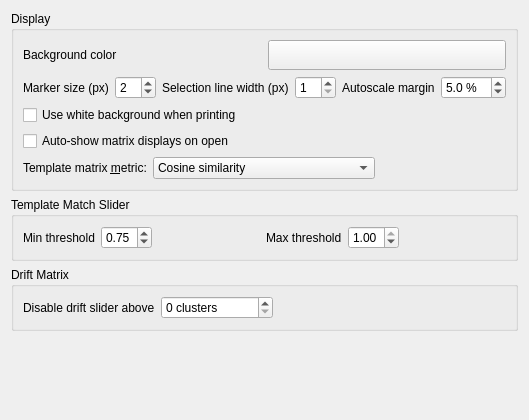
Old version of the form src/klusters/src/prefdisplaylayout.ui in the repository Gravios/neurosuite-3.
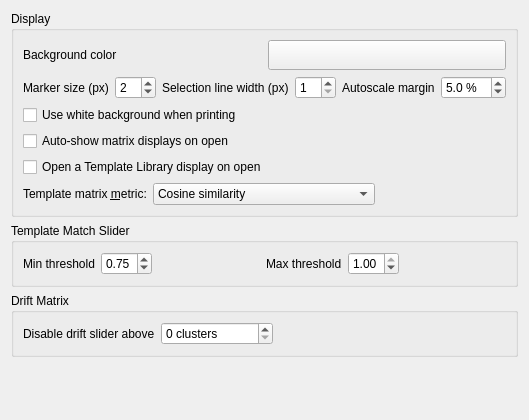
New version of the form. Custom widgets are drawn as their Qt base class.

Commit message: klusters: open a Template Library display on document open (default on)

The edit to the form file:
```diff
--- a/src/klusters/src/prefdisplaylayout.ui
+++ b/src/klusters/src/prefdisplaylayout.ui
@@ -208,6 +208,16 @@
        </widget>
       </item>
       <item row="4" column="0">
+       <widget class="QCheckBox" name="autoShowTemplateLibraryOnOpenCheckBox">
+        <property name="text">
+         <string>Open a Template Library display on open</string>
+        </property>
+        <property name="toolTip">
+         <string>When checked, opening a document also opens a Template Library display for the current group (its marked units and their .wti/.wtf template waveforms).  On by default; uncheck to open it manually from Display &gt; New Template Library Display.</string>
+        </property>
+       </widget>
+      </item>
+      <item row="5" column="0">
        <layout class="QHBoxLayout" name="templateXcorrMetricLayout">
         <item>
          <widget class="QLabel" name="templateXcorrMetricLabel">
```
The commit also changes 6 other files.
